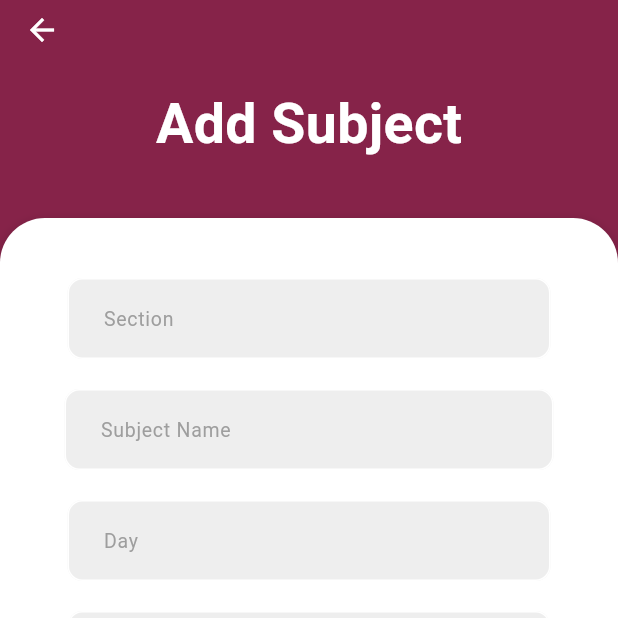
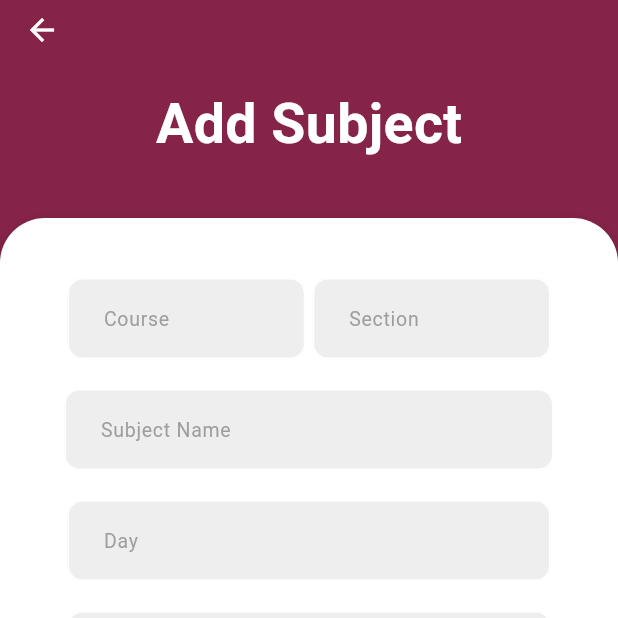
Before and after one commit to gabrielSantoc/EUCcheduler-Teacher-, a Flutter app: the AddSubjectScreen screen opened directly, on a phone screen of 412 x 824 dp, the top half of it. Run offline on Flutter 3.47's test engine with Material 3 defaults, Android fonts, the phone set to English and light mode, and no system bars; our stand-ins replace badges, flutter_dotenv, hive, hive_flutter, image_picker, loading_animation_widget and 2 more; accounts and stored records are empty.

Commit message:
add course field on add subject screen add logic that only show available section base on the selected course

```diff
--- a/lib/screens/add_subject.dart
+++ b/lib/screens/add_subject.dart
@@ -24,9 +24,10 @@ class _AddSubjectScreenState extends State<AddSubjectScreen> {
   @override
   void initState() {
     super.initState();
-    getAllAvailableSections();
+    getAllAvailableCourses();
   }
 
+  final _courseController = TextEditingController();
   final _sectionController = TextEditingController();
   final _subjectNameController = TextEditingController();
   final _dayController = TextEditingController();
@@ -36,6 +37,70 @@ class _AddSubjectScreenState extends State<AddSubjectScreen> {
   final addSubjectFormKey = GlobalKey<FormState>();
 
 
+    // Function to get all availabe courses
+  // Function to show the section picker
+
+  final List<String> _courses = [];
+  Future<void> getAllAvailableCourses() async {
+
+    try{
+
+      final selectAllSection = await
+      Supabase.instance.client
+      .from('tbl_courses')
+      .select();
+      for(var s in selectAllSection) {
+        _courses.add(s['course']);
+      }
+
+      for(var c in _courses) {
+        print("COURSES ::: $c");
+      }
+
+    } catch (e) {
+      print("ERROR ::: $e");
+    }
+
+  }
+  Future<void> selectCourse() async {
+    // Show the Cupertino modal popup
+    await showCupertinoModalPopup<String>(
+      context: context,
+      builder: (_) {
+        return SizedBox(
+          width: double.infinity,
+          height: 250,
+          child: CupertinoPicker(
+            onSelectedItemChanged: (int value) {
+
+              setState(() {
+                _courseController.text = _courses[value - 1];
+                _sectionController.text = '';
+                _sections.clear();
+              });
+              print('COURSE :::: ${_courses[value - 1]}');
+              getAllAvailableSections();
+            },
+            backgroundColor: Colors.white,
+            itemExtent: 30,
+            scrollController: FixedExtentScrollController(
+              initialItem: 0,
+            ),
+            children: [
+              const Text('Select a Course', style: TextStyle(color: MAROON, fontWeight: FontWeight.bold)),
+              ..._courses.map((course) => Text(course))
+            ]
+          ),
+        );
+      },
+    );
+  }
+
+
+
+
+  // Function to get all availabe section
+  // Function to show the section picker
   final List<String> _sections = [];
   Future<void> getAllAvailableSections() async {
 
@@ -44,13 +109,11 @@ class _AddSubjectScreenState extends State<AddSubjectScreen> {
       final selectAllSection = await
       Supabase.instance.client
       .from('tbl_section')
-      .select();
+      .select()
+      .eq('course', _courseController.text);
+      _sections.clear();
 
       for(var s in selectAllSection) {
-        var section = SectionModel(
-          sectionName: s['section']
-        );
-
         _sections.add(s['section']);
       }
 
@@ -64,9 +127,13 @@ class _AddSubjectScreenState extends State<AddSubjectScreen> {
 
   }
 
-  // ANCHOR - SELECT SECTION FUNCTION
   Future<void> selectSection() async {
     // Show the Cupertino modal popup
+
+    if(_courseController.text.isEmpty || _courseController.text == "") {
+      return Alert.of(context).showError("Please select your course first. 😊");
+    }
+
     await showCupertinoModalPopup<String>(
       context: context,
       builder: (_) {
@@ -74,19 +141,26 @@ class _AddSubjectScreenState extends State<AddSubjectScreen> {
           width: double.infinity,
           height: 250,
           child: CupertinoPicker(
-            onSelectedItemChanged: (int value) {
+            onSelectedItemChanged: (int value)async {
 
               setState(() {
-                _sectionController.text = _sections[value];
+                _sectionController.text = _sections[value - 1];
+
               });
-              print('SECTION :::: ${_sections[value]}');
+
+              print('SECTION :::: ${_sections[value - 1]}');
             },
             backgroundColor: Colors.white,
             itemExtent: 30,
             scrollController: FixedExtentScrollController(
               initialItem: 0,
             ),
-            children: _sections.map((section) => Text(section)).toList(),
+            children: [
+
+              const Text('Select a Section', style: TextStyle(color: MAROON, fontWeight: FontWeight.bold)),
+              ..._sections.map((section) => Text(section))
+
+            ]
           ),
         );
       },
@@ -94,7 +168,7 @@ class _AddSubjectScreenState extends State<AddSubjectScreen> {
   }
 
   // ANCHOR - SELECT DAY FUNCTION
-  final List<String> _dayOfWeek = [ 'monday', 'tuesday', 'wednesday', 'thursday', 'friday', 'saturday', 'sunday' ];
+  final List<String> _dayOfWeek = [ '', 'monday', 'tuesday', 'wednesday', 'thursday', 'friday', 'saturday', 'sunday' ];
   Future<void> selectDay() async {
     // Show the Cupertino modal popup
     await showCupertinoModalPopup<String>(
@@ -273,12 +347,35 @@ class _AddSubjectScreenState extends State<AddSubjectScreen> {
 
                       const SizedBox(height: 40),
 
-                      ReadOnlyTextFormField(
-                        onTap: selectSection,
-                        controller: _sectionController,
-                        hintText: "Section",
-                        obscureText: false,
-                        validator: (value)=> Validator.of(context).validateTextField(value, "Section"),
+                        Padding(
+                        padding: const EdgeInsets.symmetric(horizontal: 25),
+                        child: Row(
+                          children: [
+                            Expanded(
+                              child: MyTextFormFieldShortReadOnly(
+                                onTap: selectCourse,
+                                controller: _courseController,
+                                hintText: "Course",
+                                obscureText: false,
+                                validator: (value)=> Validator.of(context).validateTextField(value, "Course"),
+                              ),
+                            ),
+
+                            const SizedBox(width: 5),
+
+                            Expanded(
+                              child: MyTextFormFieldShortReadOnly(
+                                onTap: selectSection,
+                                controller: _sectionController,
+                                hintText: "Section",
+                                obscureText: false,
+                                validator: (value)=> Validator.of(context).validateTextField(value, "Section"),
+                              ),
+                            ),
+
+
+                          ],
+                        ),
                       ),
 
                       const SizedBox(height: 20),
--- a/lib/shared/text_field.dart
+++ b/lib/shared/text_field.dart
@@ -253,3 +253,66 @@ class MyTextFormFieldPasword extends StatelessWidget {
     );
   }
 }
+
+class MyTextFormFieldShortReadOnly extends StatelessWidget {
+  const MyTextFormFieldShortReadOnly({
+    super.key,
+    required this.controller,
+    required this.hintText,
+    required this.obscureText,
+    this.validator, this.onTap
+  });
+
+  final controller;
+  final String hintText;
+  final bool obscureText;
+  final String? Function(String?)? validator;
+  final void Function()? onTap;
+
+  @override
+  Widget build(BuildContext context) {
+    return Padding(
+      padding: const EdgeInsets.symmetric(horizontal: 0.0),
+      child: TextFormField(
+        readOnly: true,
+        onTap: onTap,
+        controller: controller,
+        obscureText: obscureText,
+        validator: validator,
+        autovalidateMode: AutovalidateMode.onUserInteraction,
+        decoration: InputDecoration(
+          errorStyle: const TextStyle(
+            fontSize: 11,
+          ),
+          contentPadding: const EdgeInsets.symmetric(vertical: 15, horizontal: 20),
+          enabledBorder: OutlineInputBorder(
+            borderRadius: BorderRadius.circular(10),
+            borderSide: const BorderSide(color: Colors.white)
+          ),
+          focusedBorder: OutlineInputBorder(
+            borderRadius: BorderRadius.circular(10),
+            // borderSide: BorderSide(color: Colors.grey.shade500)
+            borderSide: const BorderSide(color: Colors.green)
+          ),
+          errorBorder: OutlineInputBorder(
+            borderRadius: BorderRadius.circular(10),
+            // borderSide: BorderSide(color: Colors.grey.shade500)
+            borderSide: const BorderSide(color: Colors.red)
+          ),
+          focusedErrorBorder: OutlineInputBorder(
+            borderRadius: BorderRadius.circular(10),
+            // borderSide: BorderSide(color: Colors.grey.shade500)
+            borderSide: const BorderSide(color: Colors.red)
+          ),
+          fillColor: Colors.grey.shade200,
+          filled: true,
+          hintText: hintText,
+          hintStyle: TextStyle(
+            fontSize: 13,
+            color: Colors.grey[500]
+          ),
+        ),
+      ),
+    );
+  }
+}
```
